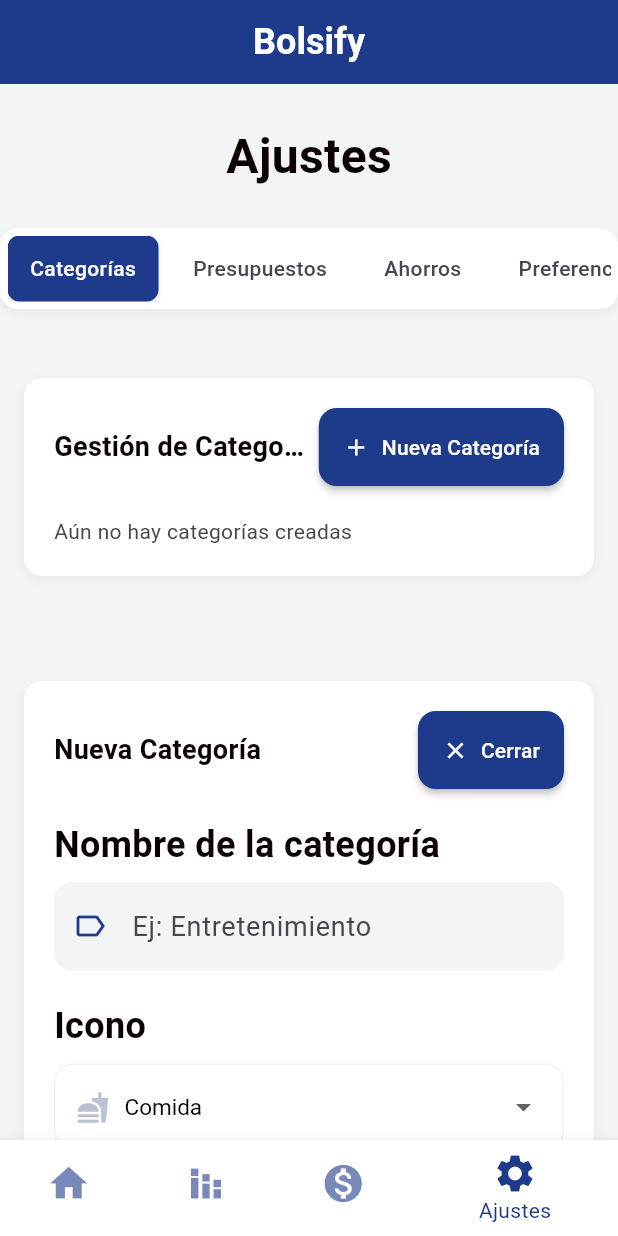
After one commit to david8062/bolsifyv2, a Flutter app: the HomeView screen opened by its route, item 4 of the bottom bar chosen, after a tap on "Nueva Categoría", on a phone screen of 412 x 824 dp. The commit adds this screen. Run offline on Flutter 3.47's test engine with Material 3 defaults, Android fonts, the phone set to English and light mode, and no system bars; our stand-ins replace cloud_firestore, firebase_auth, firebase_core, flutter_riverpod, go_router; accounts and stored records are empty.

Commit message:
Feature(categories)
Add categories (crud)

```diff
--- /dev/null
+++ b/lib/shared/widgets/cards/settings_card_container.dart
@@ -0,0 +1,65 @@
+import 'package:flutter/material.dart';
+import 'package:bolsifyv2/styles/styles.dart';
+
+class SettingsCardContainer extends StatelessWidget {
+  final String title;
+  final Widget? actionButton;
+  final Widget child;
+
+  const SettingsCardContainer({
+    super.key,
+    required this.title,
+    required this.child,
+    this.actionButton,
+  });
+
+  @override
+  Widget build(BuildContext context) {
+    return Container(
+      margin: const EdgeInsets.symmetric(vertical: 10),
+      padding: const EdgeInsets.all(20),
+      decoration: BoxDecoration(
+        color: AppColors.cardBackground,
+        borderRadius: BorderRadius.circular(AppConstants.buttonRadius),
+        boxShadow: [
+          BoxShadow(
+            color: Colors.black.withOpacity(0.05),
+            blurRadius: 6,
+            offset: const Offset(0, 2),
+          ),
+        ],
+      ),
+      child: Column(
+        crossAxisAlignment: CrossAxisAlignment.start,
+        children: [
+          // Header con título y botón opcional
+          Row(
+            mainAxisAlignment: MainAxisAlignment.spaceBetween,
+            children: [
+              Flexible(
+                child: Text(
+                  title,
+                  style: const TextStyle(
+                    fontSize: 18,
+                    fontWeight: FontWeight.w600,
+                    color: AppColors.textStrong,
+                  ),
+                  overflow: TextOverflow.ellipsis,
+                ),
+              ),
+              if (actionButton != null)
+                Padding(
+                  padding: const EdgeInsets.only(left: 10),
+                  child: actionButton!,
+                ),
+            ],
+          ),
+
+          const SizedBox(height: 20),
+
+          child,
+        ],
+      ),
+    );
+  }
+}
--- /dev/null
+++ b/lib/shared/widgets/inputs/select_input.dart
@@ -0,0 +1,76 @@
+import 'package:flutter/material.dart';
+import 'package:bolsifyv2/styles/styles.dart';
+
+class SelectInput<T> extends StatelessWidget {
+  final String label;
+  final T value;
+  final List<T> options;
+  final String Function(T) labelBuilder;
+  final Widget Function(T)? iconBuilder;
+  final ValueChanged<T> onChanged;
+
+  const SelectInput({
+    super.key,
+    required this.label,
+    required this.value,
+    required this.options,
+    required this.onChanged,
+    required this.labelBuilder,
+    this.iconBuilder,
+  });
+
+  @override
+  Widget build(BuildContext context) {
+    return Column(
+      crossAxisAlignment: CrossAxisAlignment.start,
+      children: [
+        Text(
+          label,
+          style: TextStyle(
+            fontSize: AppConstants.textSubTittle,
+            fontWeight: FontWeight.w700,
+            color: AppColors.textStrong,
+          ),
+        ),
+        const SizedBox(height: 8),
+        Container(
+          padding: const EdgeInsets.symmetric(horizontal: 14, vertical: 4),
+          decoration: BoxDecoration(
+            color: AppColors.cardBackground,
+            borderRadius: BorderRadius.circular(AppConstants.buttonRadius),
+            border: Border.all(color: AppColors.textThird.withOpacity(0.2)),
+          ),
+          child: DropdownButtonHideUnderline(
+            child: DropdownButton<T>(
+              isExpanded: true,
+              value: value,
+              icon: const Icon(Icons.arrow_drop_down),
+              dropdownColor: AppColors.cardBackground,
+              style: TextStyle(
+                color: AppColors.textStrong,
+                fontSize: 15,
+              ),
+              items: options.map((option) {
+                return DropdownMenuItem<T>(
+                  value: option,
+                  child: Row(
+                    children: [
+                      if (iconBuilder != null) ...[
+                        iconBuilder!(option),
+                        const SizedBox(width: 10),
+                      ],
+                      Text(labelBuilder(option)),
+                    ],
+                  ),
+                );
+              }).toList(),
+              onChanged: (newValue) {
+                if (newValue != null) onChanged(newValue);
+              },
+            ),
+          ),
+        ),
+      ],
+    );
+  }
+}
--- a/lib/shared/widgets/widgets.dart
+++ b/lib/shared/widgets/widgets.dart
@@ -1,5 +1,8 @@
+
 export 'buttons/app_nav_button.dart';
 export 'inputs/input_field.dart';
+export 'inputs/select_input.dart';
 export 'cards/summary_card.dart';
+export 'cards/settings_card_container.dart';
 export 'nav/bottom_nav.dart';
 export 'general/tab.dart';
--- /dev/null
+++ b/lib/src/features/categories/data/category_repository.dart
@@ -0,0 +1,53 @@
+import 'package:cloud_firestore/cloud_firestore.dart';
+import 'package:bolsifyv2/src/features/categories/model/category_model.dart';
+
+class CategoryRepository {
+  final FirebaseFirestore _firestore;
+  final String userId;
+
+  CategoryRepository(this.userId, {FirebaseFirestore? firestore})
+      : _firestore = firestore ?? FirebaseFirestore.instance;
+
+  // Agregar categoría
+  Future<void> addCategory(CategoryModel category) async {
+    await _firestore
+        .collection('users')
+        .doc(userId)
+        .collection('categories')
+        .doc(category.id)
+        .set(category.toMap(), SetOptions(merge: true));
+  }
+
+  // Stream de categorías
+  Stream<List<CategoryModel>> getCategoriesStream() {
+    return _firestore
+        .collection('users')
+        .doc(userId)
+        .collection('categories')
+        .orderBy('createdAt', descending: true)
+        .snapshots()
+        .map((snapshot) => snapshot.docs
+        .map((doc) => CategoryModel.fromMap(doc.data()))
+        .toList());
+  }
+
+  // borrar categoría
+  Future<void> deleteCategory(String categoryId) async {
+    await _firestore
+        .collection('users')
+        .doc(userId)
+        .collection('categories')
+        .doc(categoryId)
+        .delete();
+  }
+
+  // actualizar categoría
+  Future<void> updateCategory(CategoryModel category) async {
+    await _firestore
+        .collection('users')
+        .doc(userId)
+        .collection('categories')
+        .doc(category.id)
+        .update(category.toMap());
+  }
+}
--- /dev/null
+++ b/lib/src/features/categories/view/categories_view.dart
@@ -0,0 +1,87 @@
+import 'package:flutter_riverpod/flutter_riverpod.dart';
+import 'package:bolsifyv2/src/features/categories/view/new_category_form.dart';
+import 'package:flutter/material.dart';
+import 'package:bolsifyv2/shared/widgets/widgets.dart';
+import 'package:bolsifyv2/styles/styles.dart';
+import '../ViewModel/categories_view_model.dart';
+
+
+class CategoriesView extends ConsumerStatefulWidget {
+  const CategoriesView({super.key});
+
+  @override
+  ConsumerState<CategoriesView> createState() => _CategoriesViewState();
+}
+
+class _CategoriesViewState extends ConsumerState<CategoriesView> {
+  bool _showNewCategoryCard = false;
+
+  @override
+  Widget build(BuildContext context) {
+    // Ahora sí puedes usar ref
+    final categoryVM = ref.watch(categoryViewModelProvider.notifier);
+    final categoriesStream = categoryVM.getCategoriesStream();
+
+    return SingleChildScrollView(
+      physics: const BouncingScrollPhysics(),
+      padding: const EdgeInsets.all(AppConstants.defaultPadding),
+      child: Column(
+        crossAxisAlignment: CrossAxisAlignment.start,
+        children: [
+          // Card 1
+          StreamBuilder(
+            stream: categoriesStream,
+            builder: (context, snapshot) {
+              if (snapshot.connectionState == ConnectionState.waiting) {
+                return const Center(child: CircularProgressIndicator());
+              }
+
+              final categories = snapshot.data ?? [];
+
+              return SettingsCardContainer(
+                title: 'Gestión de Categorías',
+                actionButton: ElevatedButton.icon(
+                  onPressed: () {
+                    setState(() {
+                      _showNewCategoryCard = true;
+                    });
+                  },
+                  icon: const Icon(Icons.add),
+                  label: const Text('Nueva Categoría'),
+                ),
+                child: Column(
+                  children: categories.isEmpty
+                      ? const [Text("Aún no hay categorías creadas")]
+                      : categories
+                      .map((c) => SummaryCard(
+                    title: c.name,
+                    icon: IconData(c.iconCode, fontFamily: 'MaterialIcons'),
+                    color: Color(c.colorValue),
+                  ))
+                      .toList(),
+                ),
+              );
+            },
+          ),
+
+          const SizedBox(height: 50),
+
+          if (_showNewCategoryCard)
+            SettingsCardContainer(
+              title: 'Nueva Categoría',
+              actionButton: ElevatedButton.icon(
+                onPressed: () {
+                  setState(() => _showNewCategoryCard = false);
+                },
+                icon: const Icon(Icons.close),
+                label: const Text('Cerrar'),
+              ),
+              child: const NewCategoryForm(),
+            ),
+
+          const SizedBox(height: 50),
+        ],
+      ),
+    );
+  }
+}
--- /dev/null
+++ b/lib/src/features/categories/view/new_category_form.dart
@@ -0,0 +1,154 @@
+import 'package:flutter/material.dart';
+import 'package:flutter_riverpod/flutter_riverpod.dart';
+import 'package:bolsifyv2/styles/styles.dart';
+import 'package:bolsifyv2/shared/widgets/widgets.dart';
+
+import '../ViewModel/categories_view_model.dart';
+
+class NewCategoryForm extends ConsumerStatefulWidget {
+  const NewCategoryForm({super.key});
+
+  @override
+  ConsumerState<NewCategoryForm> createState() => _NewCategoryFormState();
+}
+
+class _NewCategoryFormState extends ConsumerState<NewCategoryForm> {
+  final _formKey = GlobalKey<FormState>();
+  final _nameCtrl = TextEditingController();
+
+  IconData _selectedIcon = Icons.fastfood;
+  Color _selectedColor = Colors.blueAccent;
+
+  final Map<String, IconData> _availableIcons = {
+    "Comida": Icons.fastfood,
+    "Gasolina": Icons.local_gas_station,
+    "Compras": Icons.shopping_bag,
+    "Hogar": Icons.home,
+    "Cine": Icons.local_movies,
+    "Mascotas": Icons.pets,
+    "Eventos": Icons.emoji_events,
+    "Regalos": Icons.card_giftcard,
+  };
+
+  final Map<String, Color> _availableColors = {
+    "Azul": Colors.blueAccent,
+    "Verde": Colors.greenAccent,
+    "Naranja": Colors.orangeAccent,
+    "Morado": Colors.purpleAccent,
+    "Rojo": Colors.redAccent,
+    "Turquesa": Colors.tealAccent,
+    "Amarillo": Colors.amberAccent,
+    "Rosado": Colors.pinkAccent,
+  };
+
+  @override
+  Widget build(BuildContext context) {
+    return Form(
+      key: _formKey,
+      child: Column(
+        crossAxisAlignment: CrossAxisAlignment.start,
+        children: [
+          // Nombre
+          Text(
+            "Nombre de la categoría",
+            style: TextStyle(
+              fontSize: AppConstants.textSubTittle,
+              fontWeight: FontWeight.w700,
+              color: AppColors.textStrong,
+            ),
+          ),
+          const SizedBox(height: 8),
+          InputField(
+            controller: _nameCtrl,
+            hint: "Ej: Entretenimiento",
+            icon: Icons.label_outline,
+            validator: (value) {
+              if (value == null || value.isEmpty) {
+                return 'Por favor ingresa un nombre';
+              }
+              return null;
+            },
+          ),
+          const SizedBox(height: 20),
+
+          // Select de icono
+          SelectInput<String>(
+            label: "Icono",
+            value: _availableIcons.entries
+                .firstWhere((e) => e.value == _selectedIcon)
+                .key,
+            options: _availableIcons.keys.toList(),
+            labelBuilder: (opt) => opt,
+            iconBuilder: (opt) => Icon(
+              _availableIcons[opt],
+              color: AppColors.textThird,
+              size: 22,
+            ),
+            onChanged: (selectedKey) {
+              setState(() => _selectedIcon = _availableIcons[selectedKey]!);
+            },
+          ),
+          const SizedBox(height: 20),
+
+          //  Select de color
+          SelectInput<String>(
+            label: "Color",
+            value: _availableColors.entries
+                .firstWhere((e) => e.value == _selectedColor)
+                .key,
+            options: _availableColors.keys.toList(),
+            labelBuilder: (opt) => opt,
+            iconBuilder: (opt) => Container(
+              width: 18,
+              height: 18,
+              decoration: BoxDecoration(
+                color: _availableColors[opt],
+                shape: BoxShape.circle,
+                border: Border.all(color: Colors.black26),
+              ),
+            ),
+            onChanged: (selectedKey) {
+              setState(() => _selectedColor = _availableColors[selectedKey]!);
+            },
+          ),
+          const SizedBox(height: 30),
+
+          // Botón guardar
+          SizedBox(
+            width: double.infinity,
+            child: ElevatedButton.icon(
+              onPressed: () async {
+                if (_formKey.currentState!.validate()) {
+                  final viewModel = ref.read(categoryViewModelProvider.notifier);
+
+                  await viewModel.createCategory(
+                    name: _nameCtrl.text.trim(),
+                    iconCode: _selectedIcon.codePoint,
+                    colorValue: _selectedColor.value,
+                  );
+
+                  ScaffoldMessenger.of(context).showSnackBar(
+                    const SnackBar(content: Text("Categoria creada con exito")),
+                  );
+
+                  _nameCtrl.clear();
+                }
+              },
+              icon: const Icon(Icons.save),
+              label: const Text("Guardar Categoría"),
+              style: ElevatedButton.styleFrom(
+                backgroundColor: AppColors.primary,
+                padding: const EdgeInsets.symmetric(vertical: 14),
+                shape: RoundedRectangleBorder(
+                  borderRadius:
+                  BorderRadius.circular(AppConstants.buttonRadius),
+                ),
+              ),
+            ),
+          ),
+        ],
+      ),
+    );
+
+  }
+}
--- a/lib/src/features/home/view/home_view.dart
+++ b/lib/src/features/home/view/home_view.dart
@@ -90,7 +90,8 @@ class _HomeViewState extends State<HomeView> {
         centerTitle: true,
       ),
       backgroundColor: AppColors.background,
-      body: IndexedStack(
+      body:
+      IndexedStack(
         index: _currentIndex,
         children: _pages, // Mantiene el estado de cada página
       ),
--- a/lib/src/features/settings/view/setting_view.dart
+++ b/lib/src/features/settings/view/setting_view.dart
@@ -1,3 +1,6 @@
+import 'package:bolsifyv2/src/features/categories/view/categories_view.dart';
+import 'package:bolsifyv2/styles/colors/app_colors.dart';
+import 'package:bolsifyv2/styles/const/app_constants.dart';
 import 'package:flutter/material.dart';
 import 'package:bolsifyv2/shared/widgets/widgets.dart';
 import 'package:bolsifyv2/shared/animations/fade_slide_animation.dart';
@@ -21,7 +24,7 @@ class _SettingViewState extends State<SettingView> {
   ];
 
   final List<Widget> _tabContents = [
-    Center(child: Text('Contenido de Categorías')),
+    const CategoriesView(),
     Center(child: Text('Contenido de Presupuestos')),
     Center(child: Text('Contenido de Ahorros')),
     Center(child: Text('Contenido de Preferencias')),
@@ -30,8 +33,18 @@ class _SettingViewState extends State<SettingView> {
 
   @override
   Widget build(BuildContext context) {
+
     return Column(
       children: [
+        const SizedBox(height: 25),
+        Text("Ajustes",
+        style: TextStyle(
+          fontSize: AppConstants.textTittle,
+          fontWeight: FontWeight.w700,
+          color: AppColors.textStrong
+        ),
+        ),
+        const SizedBox(height: 25),
         SettingsTabs(
           tabs: _tabs,
           initialIndex: _selectedTab,
@@ -41,8 +54,7 @@ class _SettingViewState extends State<SettingView> {
             });
           },
         ),
-        const SizedBox(height: 20),
-        // Aquí mostramos el contenido animado de la pestaña
+        const SizedBox(height: 20), // espacio entre tabs y contenido
         Expanded(
           child: Stack(
             children: List.generate(_tabContents.length, (index) {
@@ -55,5 +67,7 @@ class _SettingViewState extends State<SettingView> {
         ),
       ],
     );
+
+
   }
 }
--- a/lib/styles/const/app_constants.dart
+++ b/lib/styles/const/app_constants.dart
@@ -15,6 +15,7 @@ class AppConstants {
   static const double textInput = 18.0;
   static const double textLabel = 14.0;
   static const double textWarning = 12;
+  static const double textCard = 6;
 
 
 }
--- a/pubspec.yaml
+++ b/pubspec.yaml
@@ -32,6 +32,7 @@ dependencies:
     sdk: flutter
   flutter_riverpod: ^2.5.1
   go_router: ^14.2.0
+  uuid: ^4.0.1
   # The following adds the Cupertino Icons font to your application.
   # Use with the CupertinoIcons class for iOS style icons.
   cupertino_icons: ^1.0.8
```
Also changed, not shown: lib/shared/widgets/cards/summary_card.dart (+15 -13 lines), lib/src/features/categories/ViewModel/categories_view_model.dart (added, +45 -0 lines), lib/src/features/categories/model/category_model.dart (added, +37 -0 lines).
